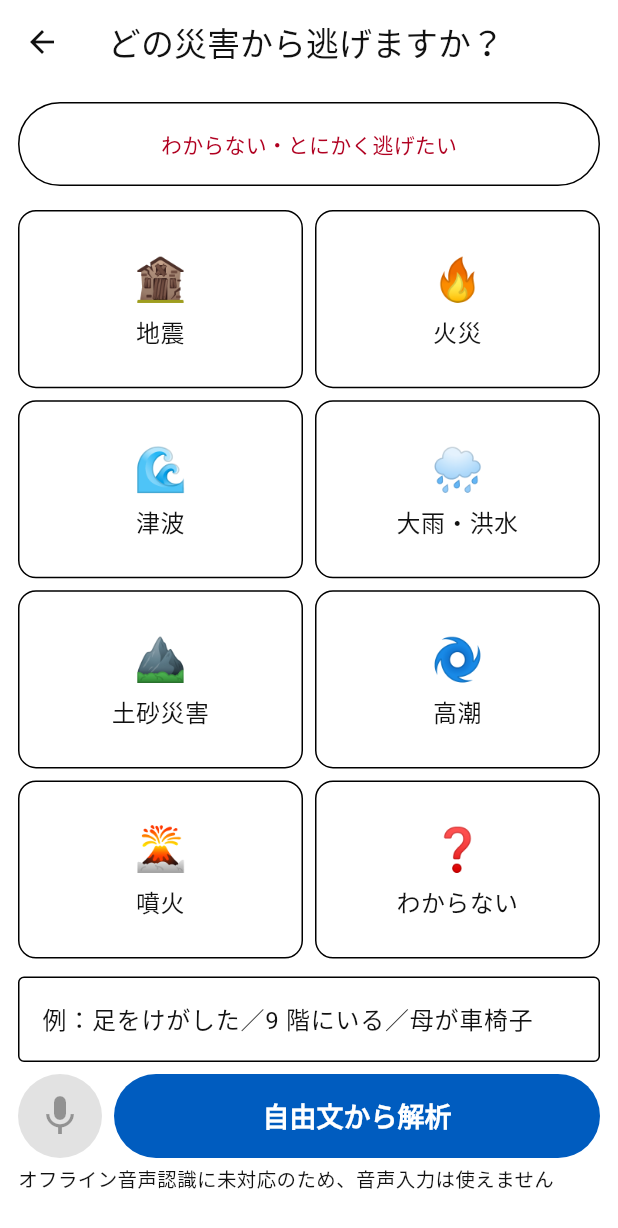
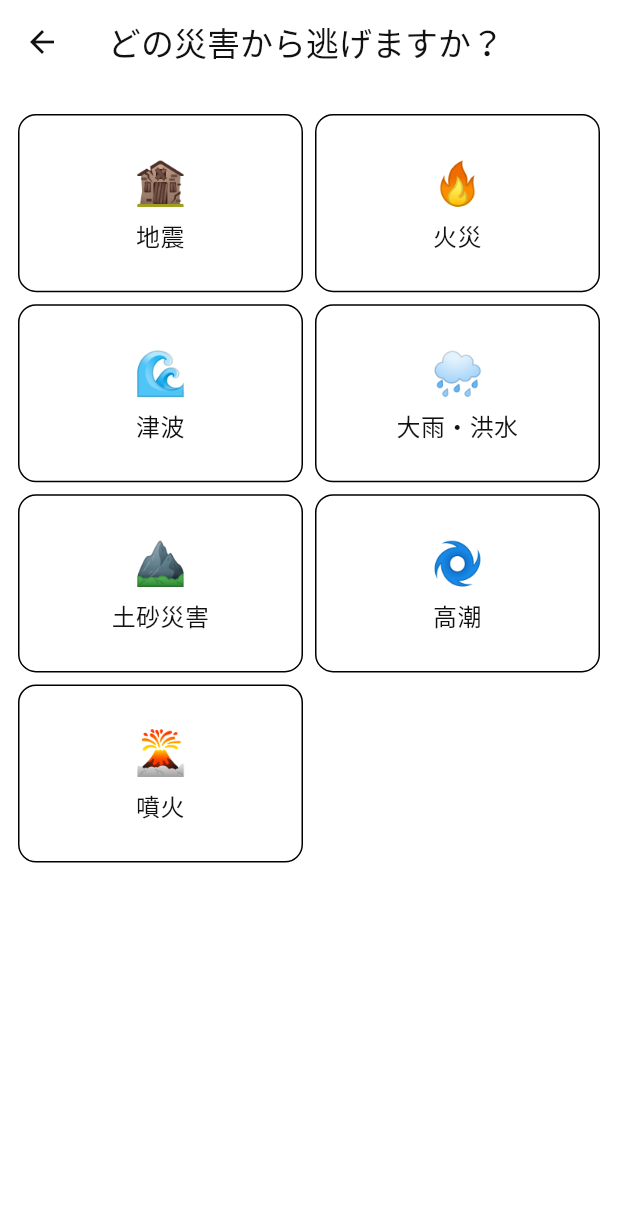
Before and after one commit to sotanengel/offline-center-for-disasters-app, a Flutter app: the HomeScreen screen opened by its route, on a phone screen of 412 x 824 dp. Shown: the top 1228 px of the screen. Run offline on Flutter 3.47's test engine with Material 3 defaults, Android fonts, the phone set to English and light mode, and no system bars; our stand-ins replace connectivity_plus, device_info_plus, drift, flutter_map, flutter_riverpod, freezed_annotation and 4 more; missing offline and left inert: liquid_ai; accounts and stored records are empty.

Commit message:
F-UI-01: ホームUIから不要要素を削除し画面を簡素化する
揺れバナー・自由記述・緊急導線・unknownタイル・TTSトグルをUIから外し、LLM基盤は将来利用のため維持する。

Co-authored-by: Cursor <cursoragent@cursor.com>

```diff
--- a/lib/ui/home/home_screen.dart
+++ b/lib/ui/home/home_screen.dart
@@ -2,15 +2,13 @@ import 'package:flutter/material.dart';
 import 'package:flutter_riverpod/flutter_riverpod.dart';
 
 import '../../app/providers.dart';
-import '../../core/result/result.dart';
 import '../../domain/entities/disaster_candidate.dart';
 import '../../domain/entities/enums.dart';
 import '../../domain/entities/hazard_context.dart';
 import '../../domain/entities/situation_slots.dart';
-import '../../domain/services/situation_analyzer.dart';
 import 'disaster_tile.dart';
 
-/// S-01 ホーム画面（§3.2: 災害種別タイル 8 種 + 一言入力）。
+/// S-01 ホーム画面（§3.2: 災害種別タイル 7 種）。
 class HomeScreen extends ConsumerWidget {
   const HomeScreen({super.key, this.onSelect});
 
@@ -25,7 +23,6 @@ class HomeScreen extends ConsumerWidget {
     DisasterType.stormSurge: ('🌀', '高潮'),
     DisasterType.fire: ('🔥', '火災'),
     DisasterType.volcano: ('🌋', '噴火'),
-    DisasterType.unknown: ('❓', 'わからない'),
   };
 
   static String labelOf(DisasterType type) => _tileMeta[type]?.$2 ?? '不明';
@@ -36,7 +33,6 @@ class HomeScreen extends ConsumerWidget {
     final ctx = ref.watch(hazardContextProvider).value ?? const HazardContext();
     final shakeDetected = ref.watch(shakeDetectedProvider).value ?? false;
     final recent = ref.watch(recentSelectionProvider).value;
-    final sttAvailable = ref.watch(offlineSttAvailableProvider).value ?? false;
 
     final tiles = _orderedTiles(candidates, ctx, shakeDetected);
     final emphasized = _emphasizedTypes(candidates, ctx, shakeDetected);
@@ -44,7 +40,7 @@ class HomeScreen extends ConsumerWidget {
 
     Future<void> select(DisasterType type) async {
       ref.read(recentSelectionStoreProvider).save(type);
-      final slots = await _buildSlots(ref, type);
+      final slots = SituationSlots(disasterType: type, source: SlotSource.tile);
       onSelect?.call(slots);
     }
 
@@ -54,10 +50,8 @@ class HomeScreen extends ConsumerWidget {
         child: ListView(
           padding: const EdgeInsets.all(12),
           children: [
-            if (shakeDetected) _shakeBanner(ctx),
             if (oneTap != null)
               _oneTapButton(context, oneTap, () => select(oneTap)),
-            _emergencyButton(context, () => select(DisasterType.unknown)),
             if (recent != null) _recentChip(recent, () => select(recent)),
             const SizedBox(height: 8),
             GridView.count(
@@ -78,33 +72,10 @@ class HomeScreen extends ConsumerWidget {
                   ),
               ],
             ),
-            const SizedBox(height: 12),
-            _freeTextInput(context, ref, sttAvailable, onSelect),
           ],
         ),
       ),
     );
-  }
-
-  static Future<SituationSlots> _buildSlots(
-    WidgetRef ref,
-    DisasterType tileType,
-  ) async {
-    final freeText = ref.read(freeTextProvider).trim();
-    var slots = SituationSlots(disasterType: tileType, source: SlotSource.tile);
-    if (freeText.isEmpty) return slots;
-
-    final analyzer = ref.read(situationAnalyzerProvider);
-    final result = await analyzer.analyze(freeText);
-    if (result case Ok(value: final analyzed)) {
-      slots = analyzed.copyWith(
-        disasterType: tileType,
-        source: tileType == DisasterType.unknown
-            ? analyzed.source
-            : SlotSource.tile,
-      );
-    }
-    return slots;
   }
 
   List<DisasterType> _orderedTiles(
@@ -120,7 +91,7 @@ class HomeScreen extends ConsumerWidget {
         ..remove(DisasterType.tsunami)
         ..insert(0, DisasterType.tsunami);
     }
-    return [...ordered, DisasterType.unknown];
+    return ordered;
   }
 
   Set<DisasterType> _emphasizedTypes(
@@ -147,19 +118,6 @@ class HomeScreen extends ConsumerWidget {
     return othersLow ? top.type : null;
   }
 
-  Widget _shakeBanner(HazardContext ctx) {
-    return Card(
-      color: Colors.orange.shade100,
-      child: Padding(
-        padding: const EdgeInsets.all(12),
-        child: Text(
-          ctx.inTsunamiZone ? '津波の危険があります' : '揺れを検知しました',
-          style: const TextStyle(fontSize: 16, fontWeight: FontWeight.bold),
-        ),
-      ),
-    );
-  }
-
   Widget _oneTapButton(
     BuildContext context,
     DisasterType type,
@@ -178,21 +136,6 @@ class HomeScreen extends ConsumerWidget {
     );
   }
 
-  Widget _emergencyButton(BuildContext context, VoidCallback onTap) {
-    return Padding(
-      padding: const EdgeInsets.only(bottom: 8),
-      child: SizedBox(
-        height: 56,
-        width: double.infinity,
-        child: OutlinedButton(
-          key: const Key('emergency_unknown'),
-          onPressed: onTap,
-          child: const Text('わからない・とにかく逃げたい'),
-        ),
-      ),
-    );
-  }
-
   Widget _recentChip(DisasterType recent, VoidCallback onTap) {
     return Padding(
       padding: const EdgeInsets.only(bottom: 8),
@@ -204,75 +147,4 @@ class HomeScreen extends ConsumerWidget {
       ),
     );
   }
-
-  Widget _freeTextInput(
-    BuildContext context,
-    WidgetRef ref,
-    bool sttAvailable,
-    void Function(SituationSlots slots)? onSelect,
-  ) {
-    return Column(
-      crossAxisAlignment: CrossAxisAlignment.start,
-      children: [
-        TextField(
-          key: const Key('free_text_input'),
-          decoration: const InputDecoration(
-            border: OutlineInputBorder(),
-            hintText: '例：足をけがした／9 階にいる／母が車椅子',
-          ),
-          onChanged: (v) => ref.read(freeTextProvider.notifier).state = v,
-        ),
-        const SizedBox(height: 8),
-        Row(
-          children: [
-            IconButton.filled(
-              key: const Key('mic_button'),
-              iconSize: 32,
-              onPressed: sttAvailable ? () {} : null,
-              icon: const Icon(Icons.mic),
-            ),
-            const SizedBox(width: 8),
-            Expanded(
-              child: FilledButton.tonal(
-                key: const Key('analyze_free_text_button'),
-                onPressed: () async {
-                  final freeText = ref.read(freeTextProvider).trim();
-                  if (freeText.isEmpty) return;
-                  final analyzer = ref.read(situationAnalyzerProvider);
-                  final result = await analyzer.analyze(freeText);
-                  if (result is! Ok<SituationSlots, SituationAnalyzerError>) {
-                    return;
-                  }
-                  final slots = result.value;
-                  if (slots.disasterType == DisasterType.unknown) {
-                    if (context.mounted) {
-                      ScaffoldMessenger.of(context).showSnackBar(
-                        const SnackBar(
-                          content: Text('災害種別が特定できません。タイルを選んでください。'),
-                        ),
-                      );
-                    }
-                    return;
-                  }
-                  ref
-                      .read(recentSelectionStoreProvider)
-                      .save(slots.disasterType);
-                  onSelect?.call(slots);
-                },
-                child: const Text('自由文から解析'),
-              ),
-            ),
-          ],
-        ),
-        if (!sttAvailable)
-          const Padding(
-            padding: EdgeInsets.only(top: 4),
-            child: Text(
-              'オフライン音声認識に未対応のため、音声入力は使えません',
-              style: TextStyle(fontSize: 13),
-            ),
-          ),
-      ],
-    );
-  }
 }
```
Also changed, not shown: docs/progress.yaml (+7 -0 lines), lib/ui/nav/nav_screen.dart (+1 -10 lines), 5 other files.
